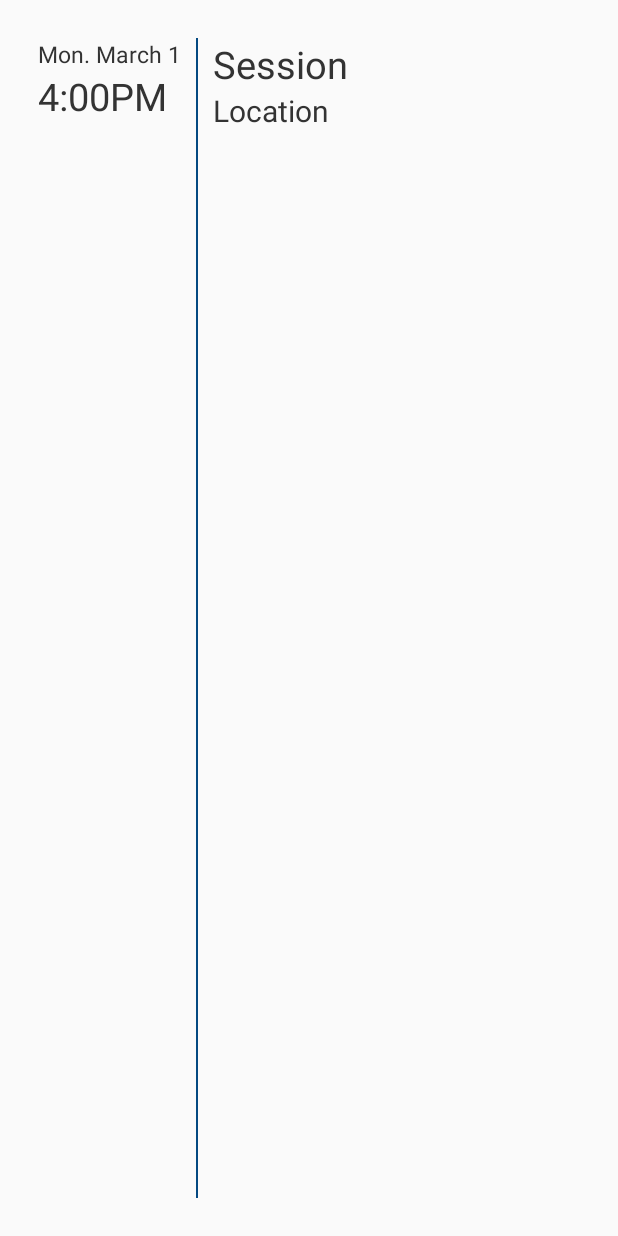
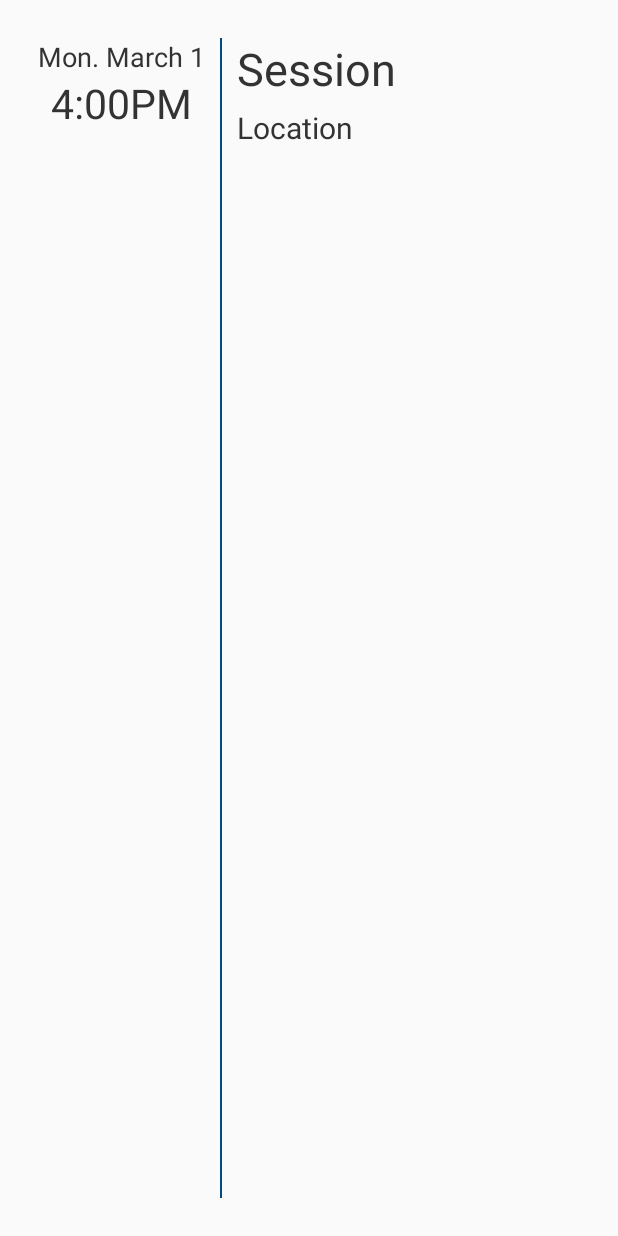
Before and after one commit to blinkmacalahan/SessionSignage, an Android app: the layout current_session_fragment.xml on its own in the app's theme, with its tools: preview values and no code run, on a phone screen of 412 x 824 dp. Run offline under Robolectric (Android 15) with nearby library versions, the phone set to English and light mode, and no system bars.

Commit message:
setup current session slideshow

```diff
--- a/androidApp/src/main/java/com/example/sessionsignage/androidApp/DisplayActivity.kt
+++ b/androidApp/src/main/java/com/example/sessionsignage/androidApp/DisplayActivity.kt
@@ -1,7 +1,6 @@
 package com.example.sessionsignage.androidApp
 
 import android.os.Bundle
-import android.util.Log
 import androidx.appcompat.app.AppCompatActivity
 import androidx.lifecycle.lifecycleScope
 import com.example.sessionsignage.shared.SessionSignageSDK
--- a/androidApp/src/main/java/com/example/sessionsignage/androidApp/TagAdapter.kt
+++ b/androidApp/src/main/java/com/example/sessionsignage/androidApp/TagAdapter.kt
@@ -1,5 +1,6 @@
 package com.example.sessionsignage.androidApp
 
+import android.graphics.Color
 import android.view.LayoutInflater
 import android.view.View
 import android.view.ViewGroup
@@ -24,6 +25,7 @@ class TagAdapter(private val tags: List<Tag>): RecyclerView.Adapter<TagAdapter.T
         if (tag.color == null) {
             holder.color.visibility = View.INVISIBLE
         }
+        holder.color.setBackgroundColor(Color.parseColor(tag.color))
         holder.name.text = tag.name
     }
 
--- a/androidApp/src/main/res/layout/current_session_fragment.xml
+++ b/androidApp/src/main/res/layout/current_session_fragment.xml
@@ -2,7 +2,6 @@
 
 <RelativeLayout
     xmlns:android="http://schemas.android.com/apk/res/android"
-    xmlns:app="http://schemas.android.com/apk/res-auto"
     xmlns:tools="http://schemas.android.com/tools"
     android:id="@+id/current_session_view"
     android:layout_width="match_parent"
@@ -21,9 +20,10 @@
             android:layout_width="wrap_content"
             android:layout_height="wrap_content"
             android:layout_alignParentTop="true"
+            android:layout_centerHorizontal="true"
             android:gravity="center"
             android:textColor="@color/colorText"
-            android:textSize="15sp"
+            android:textSize="18sp"
             tools:text="Mon. March 1"/>
 
         <TextView
@@ -31,9 +31,10 @@
             android:layout_width="wrap_content"
             android:layout_height="wrap_content"
             android:layout_below="@id/current_session_date"
+            android:layout_centerHorizontal="true"
             android:gravity="center"
             android:textColor="@color/colorText"
-            android:textSize="25sp"
+            android:textSize="27sp"
             tools:text="4:00PM"/>
 
     </RelativeLayout>
@@ -53,7 +54,8 @@
         android:layout_height="wrap_content"
         android:layout_alignParentTop="true"
         android:layout_toEndOf="@id/divider"
-        android:textSize="25sp"
+        android:layout_marginBottom="5dp"
+        android:textSize="30sp"
         android:textColor="@color/colorText"
         tools:text="Session"/>
 
@@ -73,6 +75,7 @@
         android:layout_height="wrap_content"
         android:layout_below="@id/current_session_title"
         android:layout_toEndOf="@id/current_session_location"
+        android:layout_marginStart="5dp"
         android:orientation="vertical">
 
         <androidx.recyclerview.widget.RecyclerView
@@ -87,6 +90,7 @@
         android:layout_width="match_parent"
         android:layout_height="wrap_content"
         android:layout_below="@id/current_session_location"
-        android:layout_toEndOf="@id/divider"/>
+        android:layout_toEndOf="@id/divider"
+        android:layout_marginTop="15dp"/>
 
 </RelativeLayout>
--- a/androidApp/src/main/res/values/strings.xml
+++ b/androidApp/src/main/res/values/strings.xml
@@ -5,4 +5,6 @@
     <string name="main_room_sessions_button">Display Upcoming Sessions</string>
     <string name="main_event_stats_button">Display Event Stats</string>
     <string name="search_session_name">Search Session Name</string>
+    <string name="speakers">Speakers</string>
+    <string name="seating">Seating</string>
 </resources>
```
Also changed, not shown: androidApp/src/main/java/com/example/sessionsignage/androidApp/CurrentSessionFragment.kt (+41 -2 lines), androidApp/src/main/res/layout/current_session_seating.xml (added, +18 -0 lines), androidApp/src/main/res/layout/current_session_speakers.xml (added, +18 -0 lines), androidApp/src/main/res/layout/session_description.xml (added, +18 -0 lines).
